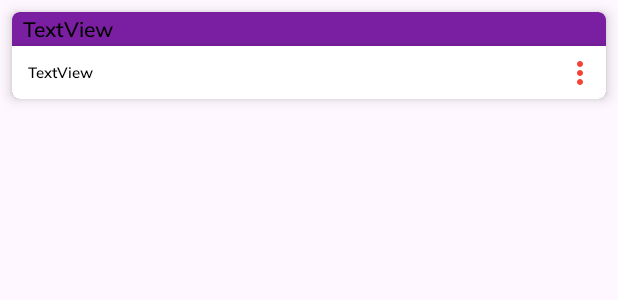
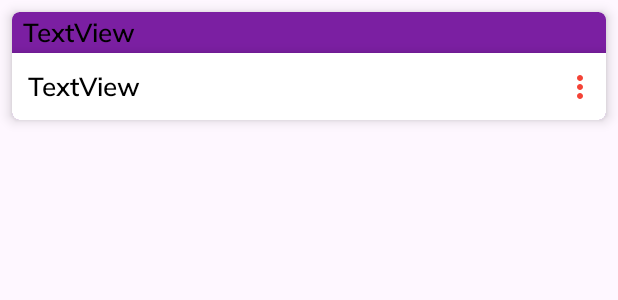
Before and after one commit to jubayer282/FireNotes, an Android app: the layout note_view_layout.xml on its own in the app's theme, with its tools: preview values and no code run, on a phone screen of 412 x 824 dp. Shown: the top 300 px of the screen. Run offline under Robolectric (Android 15) with nearby library versions, the phone set to English and light mode, and no system bars.

Commit message:
Solve error and find some debug

```diff
--- a/app/src/main/res/layout/note_view_layout.xml
+++ b/app/src/main/res/layout/note_view_layout.xml
@@ -37,7 +37,7 @@
                 android:layout_marginStart="5dp"
                 android:textAlignment="viewStart"
                 android:textColor="#000000"
-                android:textSize="14sp"
+                android:textSize="17sp"
                 android:textStyle="bold"
 
                 app:layout_constraintBottom_toTopOf="@+id/cardView"
@@ -84,7 +84,7 @@
                         android:text="TextView"
                         android:textAlignment="viewStart"
                         android:textColor="#000"
-                        android:textSize="10sp"
+                        android:textSize="17sp"
                         android:fontFamily="@font/mulish_semibold"
                         app:layout_constraintBottom_toBottomOf="parent"
                         app:layout_constraintEnd_toStartOf="@id/menuIcon"
```
